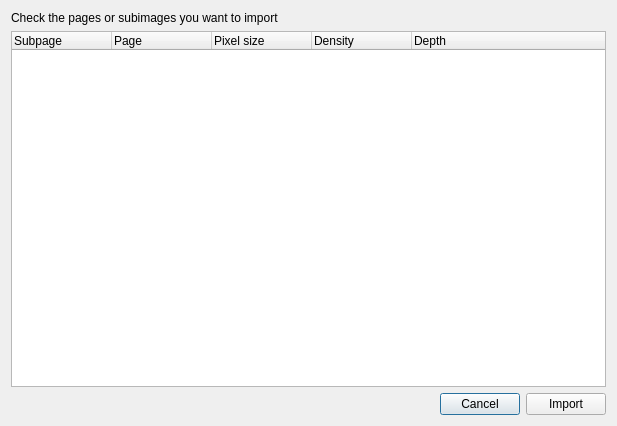
The window that ui/dialogmultipageeditor.ui (Faster3ck/Converseen) describes before a commit, drawn with Qt 5.
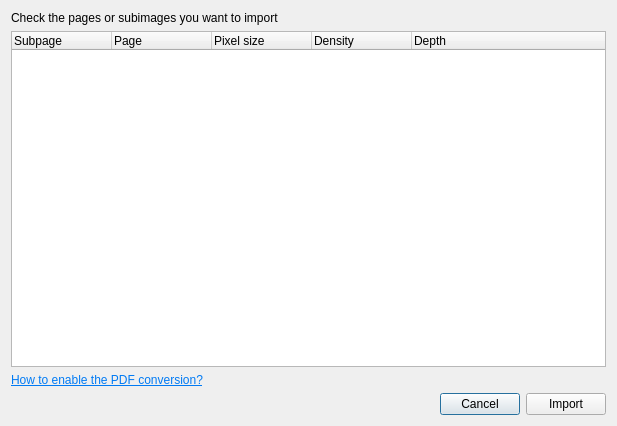
The same window after the commit. Icons and pictures are not drawn.

Commit message: Version 0.9.9.2 Stable - Added PDF conversion instructions + Minor Updates + Various Bugfixes

Diff of the .ui file:
```diff
--- a/ui/dialogmultipageeditor.ui
+++ b/ui/dialogmultipageeditor.ui
@@ -59,6 +59,19 @@
      </column>
     </widget>
    </item>
+   <item>
+    <widget class="QLabel" name="labelHelpPDF">
+     <property name="text">
+      <string>&lt;html&gt;&lt;head/&gt;&lt;body&gt;&lt;p&gt;&lt;a href=&quot;https://converseen.fasterland.net/converseen-can-convert-pdf-as-image-files/&quot;&gt;&lt;span style=&quot; text-decoration: underline; color:#007af4;&quot;&gt;How to enable the PDF conversion?&lt;/span&gt;&lt;/a&gt;&lt;/p&gt;&lt;/body&gt;&lt;/html&gt;</string>
+     </property>
+     <property name="openExternalLinks">
+      <bool>true</bool>
+     </property>
+     <property name="textInteractionFlags">
+      <set>Qt::TextBrowserInteraction</set>
+     </property>
+    </widget>
+   </item>
    <item>
     <layout class="QHBoxLayout" name="horizontalLayout">
      <item>
```
The commit also changes 19 other files.
